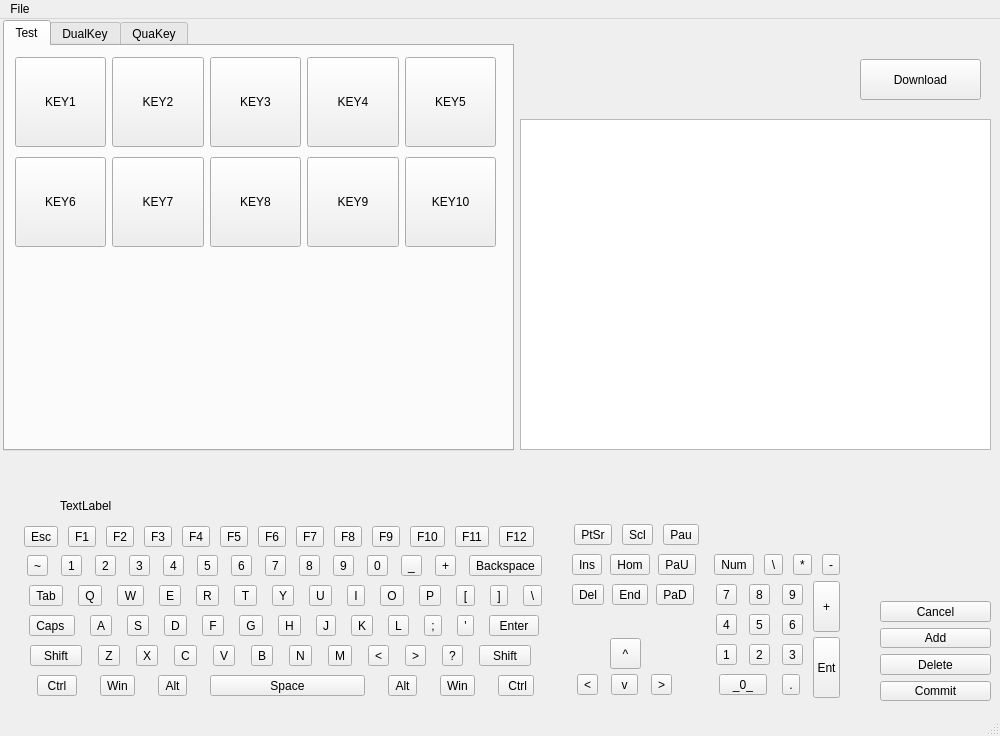
This is KeyBoardSetter/KeyboardSetter/mainwindow.ui in TabbycatPie/CustomKeyboard as Qt 5 draws it before an edit. The edited form follows.
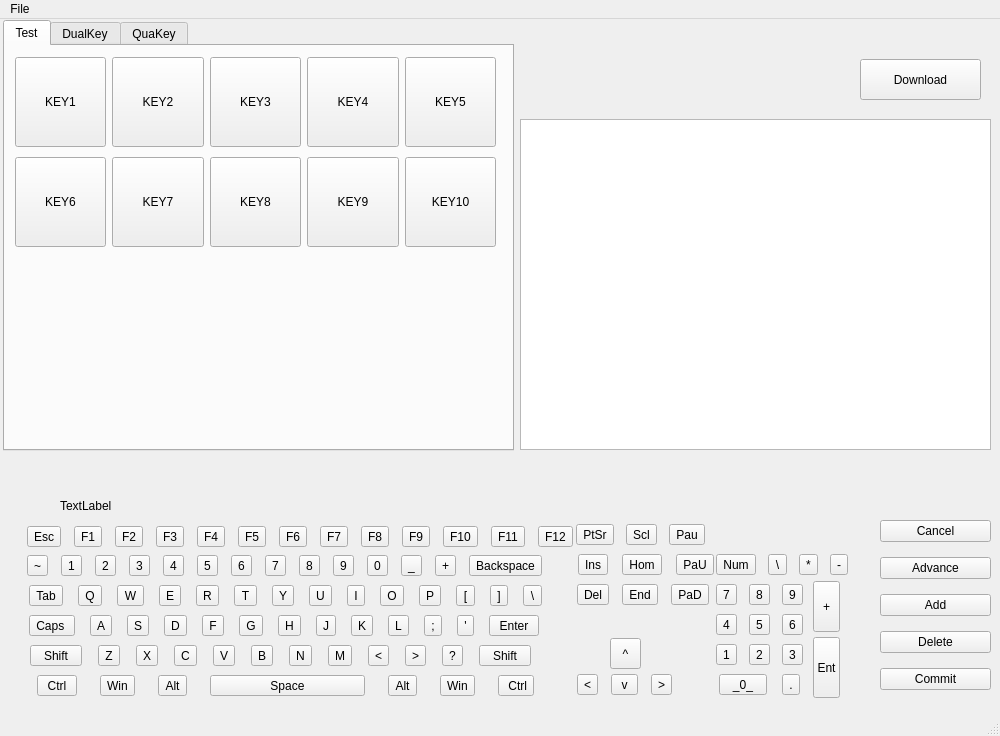
This is the edited form.

The edit to the form file:
```diff
--- a/KeyBoardSetter/KeyboardSetter/mainwindow.ui
+++ b/KeyBoardSetter/KeyboardSetter/mainwindow.ui
@@ -970,7 +970,7 @@
       <rect>
        <x>20</x>
        <y>30</y>
-       <width>531</width>
+       <width>562</width>
        <height>31</height>
       </rect>
      </property>
@@ -1073,7 +1073,7 @@
       <rect>
        <x>570</x>
        <y>30</y>
-       <width>134</width>
+       <width>143</width>
        <height>28</height>
       </rect>
      </property>
@@ -1106,7 +1106,7 @@
       <rect>
        <x>570</x>
        <y>60</y>
-       <width>128</width>
+       <width>152</width>
        <height>28</height>
       </rect>
      </property>
@@ -1139,7 +1139,7 @@
       <rect>
        <x>570</x>
        <y>90</y>
-       <width>128</width>
+       <width>146</width>
        <height>28</height>
       </rect>
      </property>
@@ -1172,7 +1172,7 @@
       <rect>
        <x>710</x>
        <y>60</y>
-       <width>136</width>
+       <width>147</width>
        <height>28</height>
       </rect>
      </property>
@@ -1362,9 +1362,9 @@
      <property name="geometry">
       <rect>
        <x>880</x>
-       <y>110</y>
+       <y>20</y>
        <width>111</width>
-       <height>100</height>
+       <height>191</height>
       </rect>
      </property>
      <layout class="QVBoxLayout" name="verticalLayout">
@@ -1375,6 +1375,13 @@
         </property>
        </widget>
       </item>
+      <item>
+       <widget class="QPushButton" name="btn_advance">
+        <property name="text">
+         <string>Advance</string>
+        </property>
+       </widget>
+      </item>
       <item>
        <widget class="QPushButton" name="btn_setadd">
         <property name="text">
```
Left out of the diff: 2 changed lines with no effect on the pictures.
